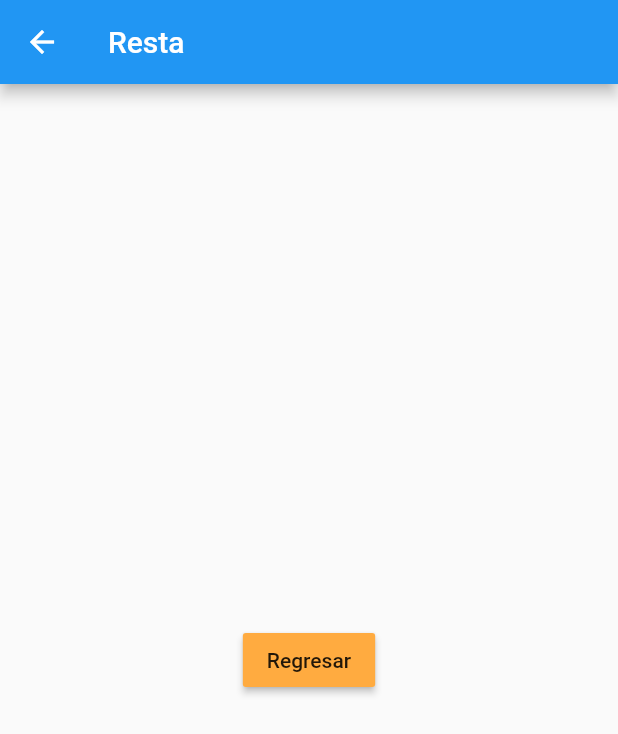
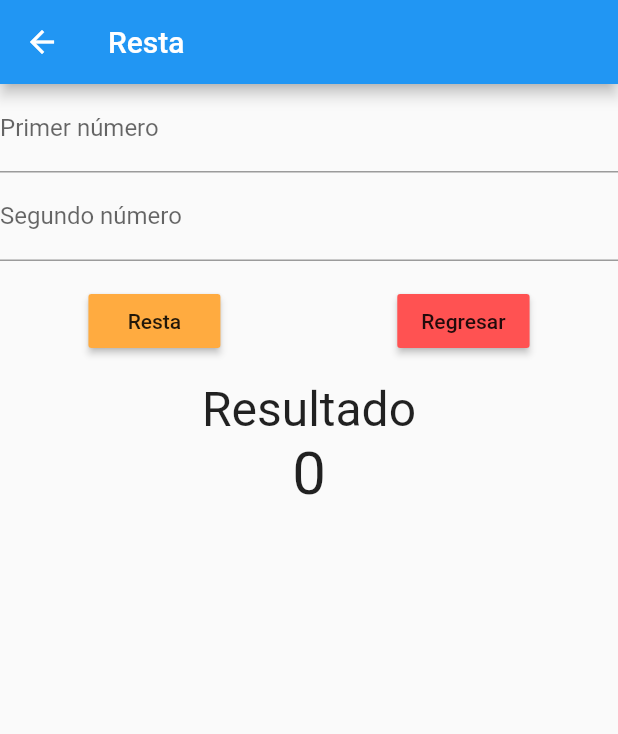
Before and after one commit to bihsu/operaciones, a Flutter app: the Resta screen opened directly, on a phone screen of 412 x 824 dp. Shown: the top 734 px of the screen. Run offline on Flutter 3.47's test engine with Material 2 defaults, Android fonts, the phone set to English and light mode, and no system bars.

Commit message:
resta completa

```diff
--- /dev/null
+++ b/lib/helper/operaciones_heper.dart
@@ -0,0 +1,10 @@
+import 'package:operaciones/screens/resta.dart';
+
+class Operaciones {
+  static resta({primero = String, segundo = String}) {
+    int a = int.parse(primero);
+    int b = int.parse(segundo);
+
+    return a - b;
+  }
+}
--- a/lib/screens/resta.dart
+++ b/lib/screens/resta.dart
@@ -1,4 +1,5 @@
 import 'package:flutter/material.dart';
+import 'package:operaciones/helper/operaciones_heper.dart';
 
 class Resta extends StatelessWidget {
   const Resta({Key? key}) : super(key: key);
@@ -6,18 +7,101 @@ class Resta extends StatelessWidget {
   @override
   Widget build(BuildContext context) {
     // TODO: implement build
+
+    const titulo = "Resta";
+
     return Scaffold(
       appBar: AppBar(
-        title: const Text('Resta'),
+        title: const Text(titulo),
       ),
-      body: Center(
-        child: MaterialButton(
-          child: const Text('Regresar'),
-          color: Colors.orangeAccent,
-          onPressed: () {
-            Navigator.pop(context);
-          },
-        ),
+      body: const FormularioResta(),
+    );
+  }
+}
+
+class FormularioResta extends StatefulWidget {
+  const FormularioResta({Key? key}) : super(key: key);
+
+  @override
+  State<StatefulWidget> createState() => FormularioRestaState();
+}
+
+class FormularioRestaState extends State<FormularioResta> {
+  final _formRestaKey = GlobalKey<FormState>();
+
+  final _numeroUnoController = TextEditingController();
+  final _numeroDosController = TextEditingController();
+
+  int _resultado = 0;
+  int _uno = 0, _dos = 0;
+
+  @override
+  Widget build(BuildContext context) {
+    // TODO: implement build
+    return Form(
+      key: _formRestaKey,
+      child: Column(
+        children: <Widget>[
+          TextFormField(
+            keyboardType: TextInputType.number,
+            controller: _numeroUnoController,
+            decoration: const InputDecoration(labelText: 'Primer número'),
+            validator: (value) {
+              if (value!.isEmpty) {
+                return 'Ingrese un valor';
+              }
+            },
+          ),
+          TextFormField(
+            keyboardType: TextInputType.number,
+            controller: _numeroDosController,
+            decoration: const InputDecoration(labelText: 'Segundo número'),
+            validator: (value) {
+              if (value!.isEmpty) {
+                return 'Ingrese un valor';
+              }
+            },
+          ),
+          Padding(
+            padding: const EdgeInsets.symmetric(vertical: 16.0),
+            child: Row(
+              mainAxisAlignment: MainAxisAlignment.spaceAround,
+              children: <Widget>[
+                MaterialButton(
+                  child: const Text('Resta'),
+                  color: Colors.orangeAccent,
+                  onPressed: () {
+                    if (_formRestaKey.currentState!.validate()) {
+                      _uno = int.parse(_numeroUnoController.text);
+                      _dos = int.parse(_numeroDosController.text);
+                      ScaffoldMessenger.of(context).showSnackBar(
+                        const SnackBar(
+                          content: Text('Datos correctos'),
+                        ),
+                      );
+                    }
+                    setState(() {
+                      _resultado = _uno - _dos;
+                    });
+                  },
+                ),
+                MaterialButton(
+                  child: const Text('Regresar'),
+                  color: Colors.redAccent,
+                  onPressed: () => Navigator.pop(context),
+                ),
+              ],
+            ),
+          ),
+          const Text(
+            "Resultado",
+            style: TextStyle(fontSize: 32.0),
+          ),
+          Text(
+            _resultado.toString(),
+            style: const TextStyle(fontSize: 40.0),
+          ),
+        ],
       ),
     );
   }
```
Also changed, not shown: lib/screens/suma.dart (+11 -1 lines).
